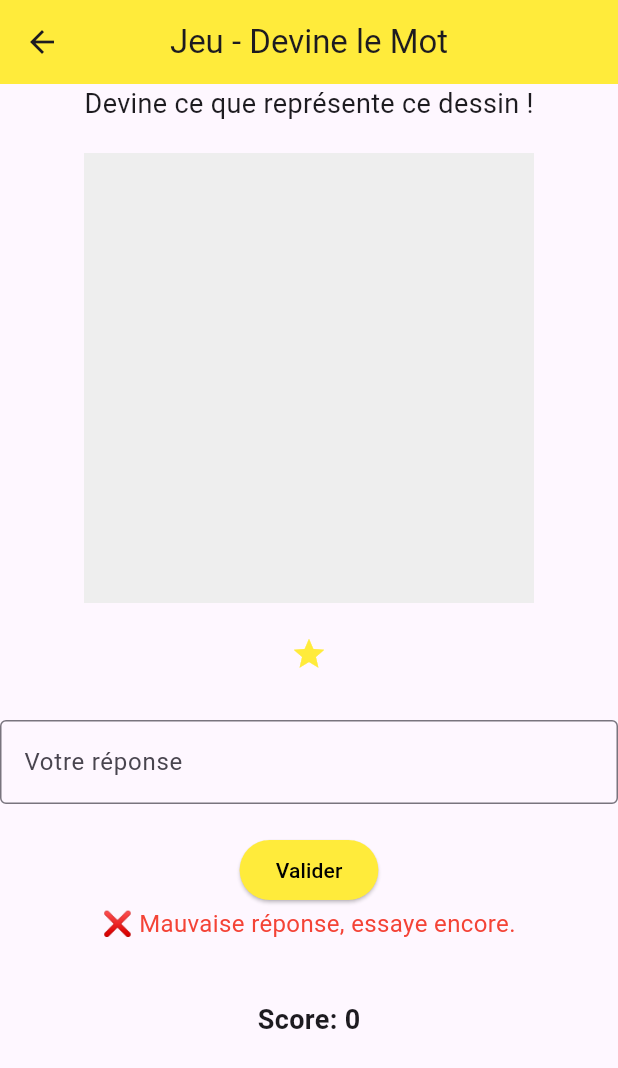
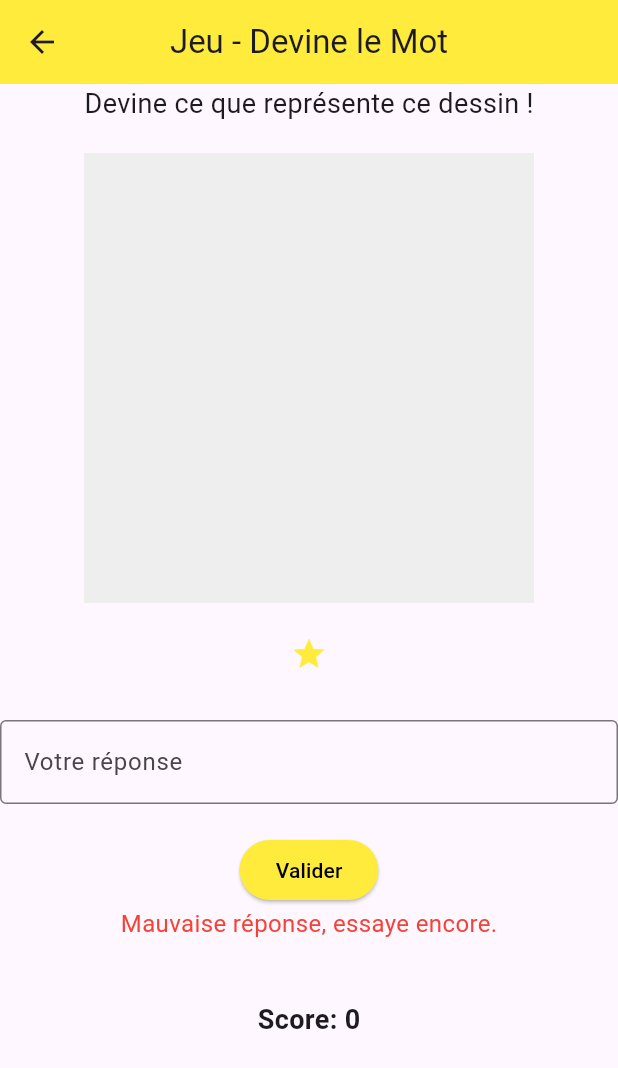
Before and after one commit to SiLaX49/DevineMot, a Flutter app: the GamePage screen opened by its route, after a tap on "Valider", on a phone screen of 412 x 824 dp. Shown: the top 1068 px of the screen. Run offline on Flutter 3.47's test engine with Material 3 defaults, Android fonts, the phone set to English and light mode, and no system bars; our stand-ins replace shared_preferences; accounts and stored records are empty; network calls fail.

```diff
--- a/frontend/lib/game.dart
+++ b/frontend/lib/game.dart
@@ -3,18 +3,21 @@ import 'package:shared_preferences/shared_preferences.dart';
 import 'dart:async';
 import './api.dart';
 
+/// Page principale du jeu.
+/// Permet aux utilisateurs de deviner un mot à partir d'un dessin généré par l'IA.
 class GamePage extends StatefulWidget {
   @override
   _GamePageState createState() => _GamePageState();
 }
 
+/// État associé à la page du jeu.
 class _GamePageState extends State<GamePage> {
-  Map<String, dynamic>? drawingData;
-  bool isLoading = true;
-  String? userAnswer;
-  String? feedbackMessage;
-  bool showNextButton = false;
-  int score = 0;
+  Map<String, dynamic>? drawingData; // Données du dessin actuel
+  bool isLoading = true; // Indique si le dessin est en cours de chargement
+  String? userAnswer; // Réponse de l'utilisateur
+  String? feedbackMessage; // Message de validation de la réponse
+  bool showNextButton = false; // Affiche le bouton suivant après un délai
+  int score = 0; // Score de l'utilisateur
 
   @override
   void initState() {
@@ -22,6 +25,7 @@ class _GamePageState extends State<GamePage> {
     _loadRandomDrawing();
   }
 
+  /// Charge un dessin aléatoire depuis l'API.
   Future<void> _loadRandomDrawing() async {
     setState(() {
       isLoading = true;
@@ -35,6 +39,8 @@ class _GamePageState extends State<GamePage> {
         drawingData = data;
         isLoading = false;
       });
+
+      // Affiche le bouton "Suivant" après 10 secondes
       Timer(Duration(seconds: 10), () {
         setState(() {
           showNextButton = true;
@@ -48,21 +54,24 @@ class _GamePageState extends State<GamePage> {
     }
   }
 
+  /// Valide la réponse de l'utilisateur.
   void _validateAnswer() {
-    if (userAnswer != null && userAnswer!.toLowerCase() == drawingData?['word'].toLowerCase()) {
+    if (userAnswer != null &&
+        userAnswer!.toLowerCase() == drawingData?['word'].toLowerCase()) {
       setState(() {
-        feedbackMessage = '✅ Bonne réponse !';
+        feedbackMessage = 'Bonne réponse !';
         score += 10; // Ajoute 10 points pour une bonne réponse
         userAnswer = ''; // Réinitialise le texte
       });
     } else {
       setState(() {
-        feedbackMessage = '❌ Mauvaise réponse, essaye encore.';
+        feedbackMessage = 'Mauvaise réponse, essaye encore.';
         userAnswer = ''; // Réinitialise le texte
       });
     }
   }
 
+  /// Sauvegarde le dessin actuel dans la galerie.
   Future<void> _saveDrawing() async {
     try {
       final prefs = await SharedPreferences.getInstance();
@@ -70,31 +79,30 @@ class _GamePageState extends State<GamePage> {
 
       if (token == null) {
         ScaffoldMessenger.of(context).showSnackBar(
-            SnackBar(content: Text('Erreur : Token manquant'))
+          SnackBar(content: Text('Erreur : Token manquant')),
         );
         return;
       }
 
-      final image = drawingData?['image']; // Assure-toi que drawingData contient une URL d'image
+      final image = drawingData?['image']; // URL du dessin
 
       if (image == null) {
         ScaffoldMessenger.of(context).showSnackBar(
-            SnackBar(content: Text('Erreur : URL de l\'image manquante'))
+          SnackBar(content: Text('Erreur : URL de l\'image manquante')),
         );
         return;
       }
 
       await ApiService.saveDrawing(image);
       ScaffoldMessenger.of(context).showSnackBar(
-          SnackBar(content: Text('Dessin ajouté à la galerie avec succès !'))
+        SnackBar(content: Text('Dessin ajouté à la galerie avec succès !')),
       );
     } catch (e) {
       ScaffoldMessenger.of(context).showSnackBar(
-          SnackBar(content: Text('Erreur : $e'))
+        SnackBar(content: Text('Erreur : $e')),
       );
     }
   }
-
 
   @override
   Widget build(BuildContext context) {
@@ -107,8 +115,12 @@ class _GamePageState extends State<GamePage> {
       body: SingleChildScrollView(
         child: Column(
           children: [
-            Text('Devine ce que représente ce dessin !', style: TextStyle(fontSize: 18)),
+            // Instructions du jeu
+            Text('Devine ce que représente ce dessin !',
+                style: TextStyle(fontSize: 18)),
             SizedBox(height: 20),
+
+            // Zone d'affichage du dessin
             Container(
               width: 300,
               height: 300,
@@ -118,11 +130,15 @@ class _GamePageState extends State<GamePage> {
               ),
             ),
             SizedBox(height: 10),
+
+            // Bouton pour sauvegarder le dessin
             IconButton(
               icon: Icon(Icons.star, color: Colors.yellow),
               onPressed: _saveDrawing,
             ),
             SizedBox(height: 20),
+
+            // Champ de texte pour la réponse de l'utilisateur
             TextField(
               decoration: InputDecoration(
                 labelText: 'Votre réponse',
@@ -134,6 +150,8 @@ class _GamePageState extends State<GamePage> {
               controller: TextEditingController(text: userAnswer),
             ),
             SizedBox(height: 20),
+
+            // Bouton de validation de la réponse
             ElevatedButton(
               onPressed: _validateAnswer,
               style: ElevatedButton.styleFrom(
@@ -142,20 +160,31 @@ class _GamePageState extends State<GamePage> {
               ),
               child: Text('Valider'),
             ),
+
+            // Affichage du message de feedback
             if (feedbackMessage != null)
-              Text(feedbackMessage!,
-                  style: TextStyle(
-                    fontSize: 16,
-                    color: feedbackMessage!.contains('✅') ? Colors.green : Colors.red,
-                  )),
+              Text(
+                feedbackMessage!,
+                style: TextStyle(
+                  fontSize: 16,
+                  color: feedbackMessage!.contains('Bonne')
+                      ? Colors.green
+                      : Colors.red,
+                ),
+              ),
             SizedBox(height: 20),
+
+            // Bouton pour passer au dessin suivant
             if (showNextButton)
               ElevatedButton(
                 onPressed: _loadRandomDrawing,
                 child: Text('Suivant'),
               ),
             SizedBox(height: 20),
-            Text('Score: $score', style: TextStyle(fontSize: 18, fontWeight: FontWeight.bold)),
+
+            // Affichage du score
+            Text('Score: $score',
+                style: TextStyle(fontSize: 18, fontWeight: FontWeight.bold)),
           ],
         ),
       ),
@@ -163,7 +192,7 @@ class _GamePageState extends State<GamePage> {
   }
 }
 
-// 🎨 Dessin Vectoriel
+/// Classe pour dessiner le croquis vectoriel sur le canvas.
 class DrawingPainter extends CustomPainter {
   final List<dynamic>? drawing;
 
```
Also changed, not shown: frontend/lib/accueil.dart (+28 -18 lines), frontend/lib/api.dart (+31 -19 lines), frontend/lib/auth.dart (+29 -6 lines), 3 other files.
